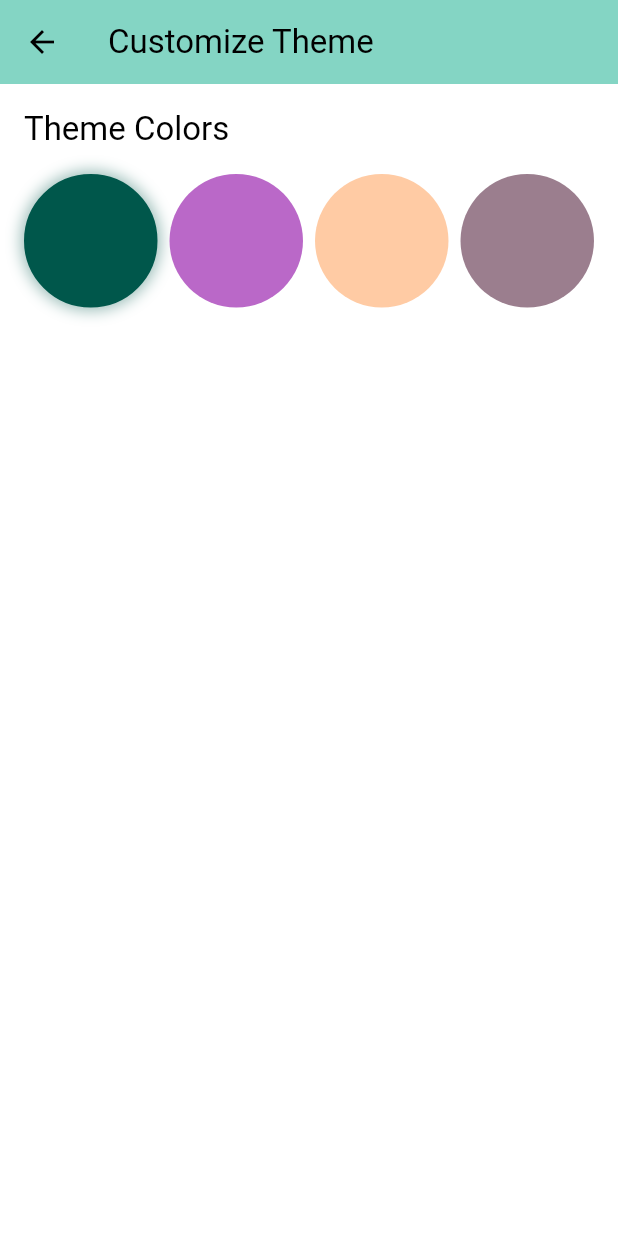
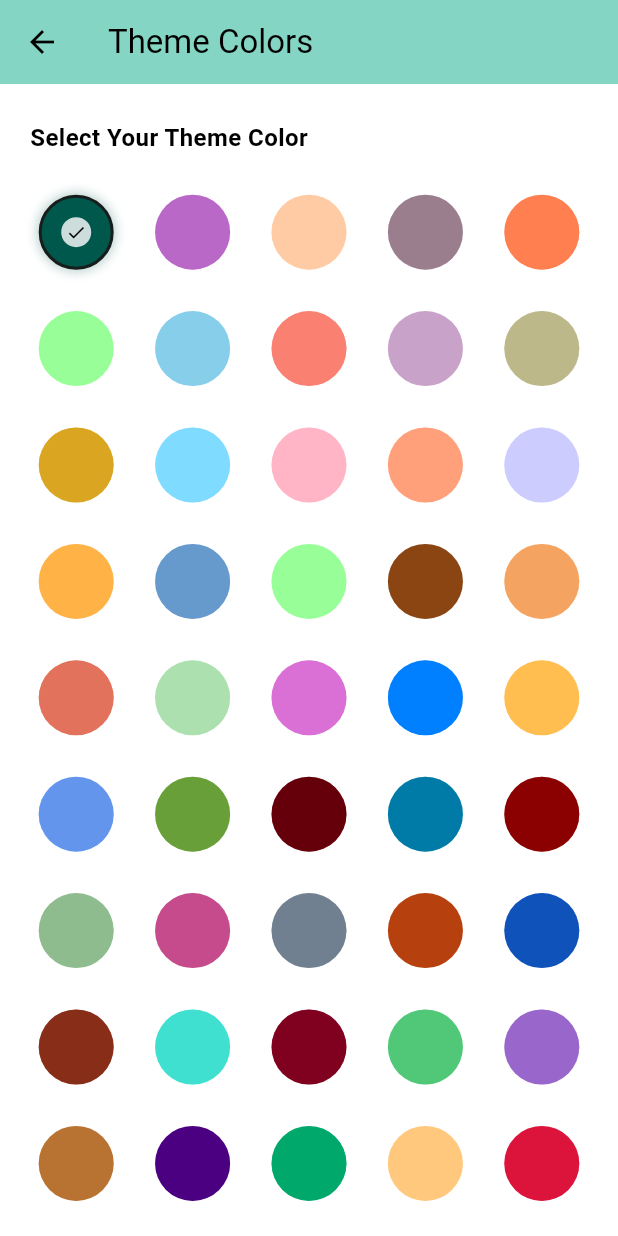
Before and after one commit to HP1324/darrt, a Flutter app: the ThemeSettingsPage screen opened directly, on a phone screen of 412 x 824 dp. Run offline on Flutter 3.47's test engine with Material 3 defaults, Android fonts, the phone set to English and light mode, and no system bars; drawn by our look-alikes of toastification; our stand-ins replace awesome_notifications, fl_chart, flex_color_scheme, font_awesome_flutter, get_storage, iconsax and 4 more; missing offline and left inert: dart:ffi; accounts and stored records are empty.

Commit message:
add more colors in ThemeColors enum

```diff
--- a/lib/theme_colors.dart
+++ b/lib/theme_colors.dart
@@ -1,14 +1,56 @@
 import 'package:flutter/material.dart';
 
-enum ThemeColors{
+enum ThemeColors {
   deepTeal,
   lavendarBlush,
   peach,
-  mauve
+  mauve,
+  coral,
+  mint,
+  skyBlue,
+  salmon,
+  lilac,
+  sage,
+  goldenrod,
+  aqua,
+  rose,
+  tangerine,
+  periwinkle,
+  apricot,
+  dustyBlue,
+  seafoam,
+  plum,
+  sandstone,
+  terracotta,
+  celadon,
+  orchid,
+  azure,
+  mango,
+  cornflower,
+  juniper,
+  rosewood,
+  cerulean,
+  mahogany,
+  moss,
+  mulberry,
+  slate,
+  rust,
+  sapphire,
+  sienna,
+  turquoise,
+  burgundy,
+  emerald,
+  amethyst,
+  copper,
+  indigo,
+  jade,
+  topaz,
+  crimson
 }
-extension ThemeColorsExtension on ThemeColors{
+
+extension ThemeColorsExtension on ThemeColors {
   Color get color {
-    switch(this){
+    switch (this) {
       case ThemeColors.deepTeal:
         return Color(0xFF00574B);
       case ThemeColors.lavendarBlush:
@@ -17,6 +59,88 @@ extension ThemeColorsExtension on ThemeColors{
         return Color(0xFFFFCBA4);
       case ThemeColors.mauve:
         return Color(0xFF9B7E8E);
+      case ThemeColors.coral:
+        return Color(0xFFFF7F50);
+      case ThemeColors.mint:
+        return Color(0xFF98FF98);
+      case ThemeColors.skyBlue:
+        return Color(0xFF87CEEB);
+      case ThemeColors.salmon:
+        return Color(0xFFFA8072);
+      case ThemeColors.lilac:
+        return Color(0xFFC8A2C8);
+      case ThemeColors.sage:
+        return Color(0xFFBCB88A);
+      case ThemeColors.goldenrod:
+        return Color(0xFFDAA520);
+      case ThemeColors.aqua:
+        return Color(0xFF7FDBFF);
+      case ThemeColors.rose:
+        return Color(0xFFFFB5C5);
+      case ThemeColors.tangerine:
+        return Color(0xFFFFA07A);
+      case ThemeColors.periwinkle:
+        return Color(0xFFCCCCFF);
+      case ThemeColors.apricot:
+        return Color(0xFFFFB347);
+      case ThemeColors.dustyBlue:
+        return Color(0xFF6699CC);
+      case ThemeColors.seafoam:
+        return Color(0xFF98FF98);
+      case ThemeColors.plum:
+        return Color(0xFF8B4513);
+      case ThemeColors.sandstone:
+        return Color(0xFFF4A460);
+      case ThemeColors.terracotta:
+        return Color(0xFFE2725B);
+      case ThemeColors.celadon:
+        return Color(0xFFACE1AF);
+      case ThemeColors.orchid:
+        return Color(0xFFDA70D6);
+      case ThemeColors.azure:
+        return Color(0xFF007FFF);
+      case ThemeColors.mango:
+        return Color(0xFFFFBE4F);
+      case ThemeColors.cornflower:
+        return Color(0xFF6495ED);
+      case ThemeColors.juniper:
+        return Color(0xFF689F38);
+      case ThemeColors.rosewood:
+        return Color(0xFF65000B);
+      case ThemeColors.cerulean:
+        return Color(0xFF007BA7);
+      case ThemeColors.mahogany:
+        return Color(0xFF8B0000);
+      case ThemeColors.moss:
+        return Color(0xFF8FBC8F);
+      case ThemeColors.mulberry:
+        return Color(0xFFC54B8C);
+      case ThemeColors.slate:
+        return Color(0xFF708090);
+      case ThemeColors.rust:
+        return Color(0xFFB7410E);
+      case ThemeColors.sapphire:
+        return Color(0xFF0F52BA);
+      case ThemeColors.sienna:
+        return Color(0xFF882D17);
+      case ThemeColors.turquoise:
+        return Color(0xFF40E0D0);
+      case ThemeColors.burgundy:
+        return Color(0xFF800020);
+      case ThemeColors.emerald:
+        return Color(0xFF50C878);
+      case ThemeColors.amethyst:
+        return Color(0xFF9966CC);
+      case ThemeColors.copper:
+        return Color(0xFFB87333);
+      case ThemeColors.indigo:
+        return Color(0xFF4B0082);
+      case ThemeColors.jade:
+        return Color(0xFF00A86B);
+      case ThemeColors.topaz:
+        return Color(0xFFFFC87C);
+      case ThemeColors.crimson:
+        return Color(0xFFDC143C);
     }
   }
 }
--- a/lib/views/pages/theme_settings_page.dart
+++ b/lib/views/pages/theme_settings_page.dart
@@ -12,19 +12,23 @@ class ThemeSettingsPage extends StatelessWidget {
       builder: (context, themeVM, _) {
         return Scaffold(
           appBar: AppBar(
-            backgroundColor:Theme.of(context).colorScheme.inversePrimary ,
-            title: const Text('Customize Theme'),
+            backgroundColor: Theme.of(context).colorScheme.inversePrimary,
+            title: const Text('Theme Colors'),
+            elevation: 0,
           ),
           body: SingleChildScrollView(
-            padding: const EdgeInsets.all(16),
+            padding: const EdgeInsets.symmetric(horizontal: 20, vertical: 24),
             child: Column(
               crossAxisAlignment: CrossAxisAlignment.start,
               children: [
                 Text(
-                  'Theme Colors',
-                  style: Theme.of(context).textTheme.titleLarge,
+                  'Select Your Theme Color',
+                  style: Theme.of(context).textTheme.titleMedium?.copyWith(
+                    fontWeight: FontWeight.w600,
+                    letterSpacing: 0.3,
                   ),
-                const SizedBox(height: 16),
+                ),
+                const SizedBox(height: 20),
                 _buildColorGrid(themeVM),
               ],
             ),
@@ -34,15 +38,14 @@ class ThemeSettingsPage extends StatelessWidget {
     );
   }
 
-
   Widget _buildColorGrid(ThemeViewModel themeVM) {
     return GridView.builder(
       shrinkWrap: true,
       physics: const NeverScrollableScrollPhysics(),
       gridDelegate: const SliverGridDelegateWithFixedCrossAxisCount(
-        crossAxisCount: 4,
-        mainAxisSpacing: 8,
-        crossAxisSpacing: 8,
+        crossAxisCount: 5,
+        mainAxisSpacing: 16,
+        crossAxisSpacing: 16,
         childAspectRatio: 1,
       ),
       itemCount: ThemeColors.values.length,
@@ -75,27 +78,51 @@ class _ColorOption extends StatelessWidget {
   Widget build(BuildContext context) {
     return GestureDetector(
       onTap: onTap,
-      child: AnimatedContainer(
+      child: Stack(
+        alignment: Alignment.center,
+        children: [
+          AnimatedContainer(
             duration: const Duration(milliseconds: 200),
+            height: 50,
+            width: 50,
             decoration: BoxDecoration(
               color: color,
               shape: BoxShape.circle,
               border: Border.all(
                 color: isSelected
-                ? Theme.of(context).colorScheme.primary
+                    ? Theme.of(context).colorScheme.onBackground
                     : Colors.transparent,
-            width: 3,
+                width: 2,
               ),
               boxShadow: [
-            if (isSelected)
                 BoxShadow(
-                color: color.withOpacity(0.4),
-                blurRadius: 8,
-                spreadRadius: 2,
+                  color: color.withOpacity(0.3),
+                  blurRadius: isSelected ? 6 : 0,
+                  spreadRadius: isSelected ? 1 : 0,
                 ),
               ],
             ),
           ),
+          if (isSelected)
+            Container(
+              height: 20,
+              width: 20,
+              decoration: BoxDecoration(
+                color: color.computeLuminance() > 0.5
+                    ? Colors.black.withOpacity(0.5)
+                    : Colors.white.withOpacity(0.8),
+                shape: BoxShape.circle,
+              ),
+              child: Icon(
+                Icons.check,
+                size: 14,
+                color: color.computeLuminance() > 0.5
+                    ? Colors.white
+                    : Colors.black,
+              ),
+            ),
+        ],
+      ),
     );
   }
 }
```
Lines whose indentation alone changed are shown as unchanged.
